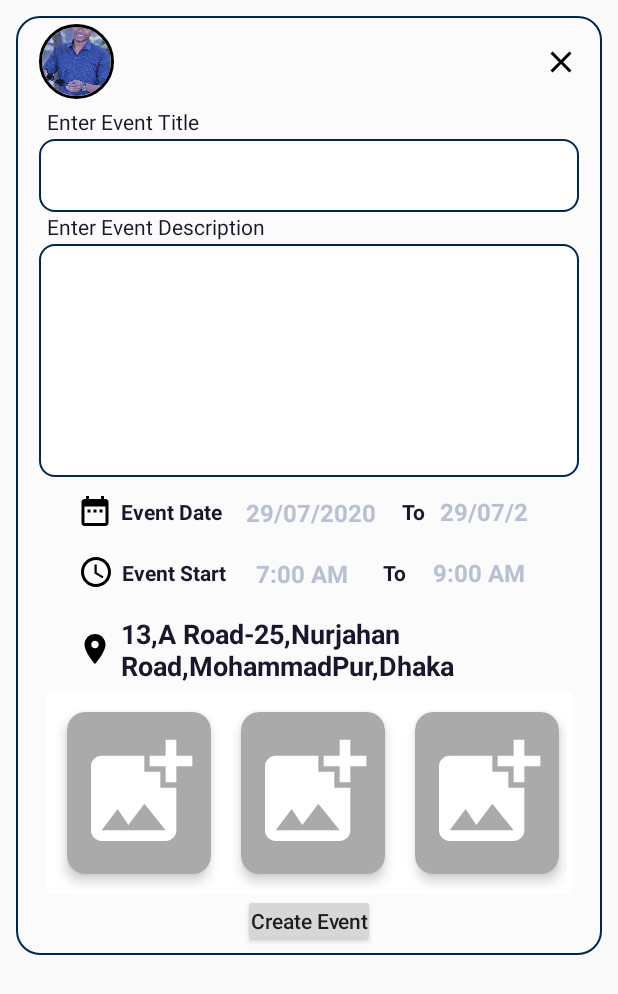
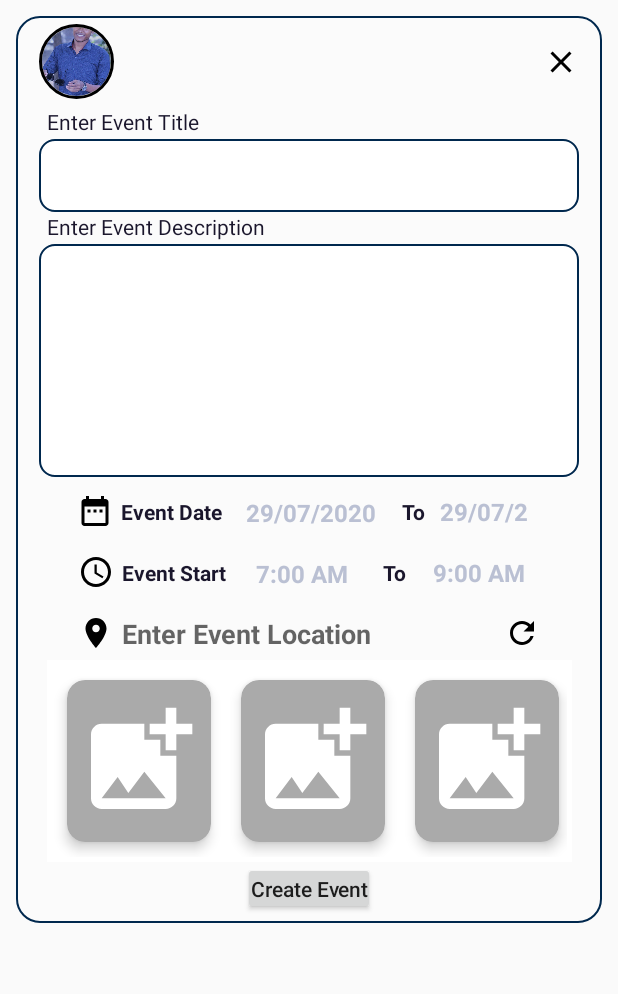
Before and after one commit to anikrakib/TourDay, an Android app: the layout create_event.xml on its own in the app's theme, with its tools: preview values and no code run, on a phone screen of 412 x 824 dp. Shown: the top 994 px of the screen. Run offline under Robolectric (Android 15) with nearby library versions, the phone set to English and light mode, and no system bars; plain views replace CircularImageView, RoundButton.

Commit message:
Add Refresh ImageButton On Create Event PopUp

```diff
--- a/app/src/main/java/com/anikrakib/tourday/Activity/LocationActivity.java
+++ b/app/src/main/java/com/anikrakib/tourday/Activity/LocationActivity.java
@@ -27,6 +27,7 @@ import android.view.Gravity;
 import android.view.View;
 import android.view.ViewGroup;
 import android.widget.Button;
+import android.widget.ImageButton;
 import android.widget.ImageView;
 import android.widget.LinearLayout;
 import android.widget.TextView;
@@ -49,7 +50,8 @@ public class LocationActivity extends AppCompatActivity {
     FusedLocationProviderClient fusedLocationProviderClient;
     Dialog mDialog;
     LinearLayout editLocationBody;
-    ImageView refreshLocation,backButton;
+    ImageView backButton;
+    ImageButton refreshLocation;
 
 
     @Override
--- a/app/src/main/res/layout/create_event.xml
+++ b/app/src/main/res/layout/create_event.xml
@@ -277,13 +277,23 @@
 
             <EditText
                 android:id="@+id/createEventLocationEditText"
-                android:layout_width="286dp"
+                android:layout_width="260dp"
                 android:layout_height="wrap_content"
                 android:background="@null"
                 android:paddingLeft="5dp"
-                android:text="13,A Road-25,Nurjahan Road,MohammadPur,Dhaka"
+                android:hint="Enter Event Location"
                 android:textColor="@color/color_primary_text"
                 android:textStyle="bold" />
+
+            <!-- Check Done   -->
+            <ImageButton
+                android:id="@+id/refreshLocationInEvent"
+                android:layout_width="wrap_content"
+                android:layout_height="wrap_content"
+                android:background="@android:color/transparent"
+                android:src="@drawable/ic_baseline_refresh_24"
+                android:tint="@color/black"
+                />
 
 
         </LinearLayout>
--- a/app/src/main/res/layout/toolbar_location_layout.xml
+++ b/app/src/main/res/layout/toolbar_location_layout.xml
@@ -51,7 +51,7 @@
         </LinearLayout>
 
 
-        <!-- Check Done   -->
+        <!-- Refresh   -->
         <ImageButton
             android:id="@+id/refreshLocation"
             android:layout_width="wrap_content"
```
Also changed, not shown: app/src/main/java/com/anikrakib/tourday/Activity/EventActivity.java (+109 -4 lines).
